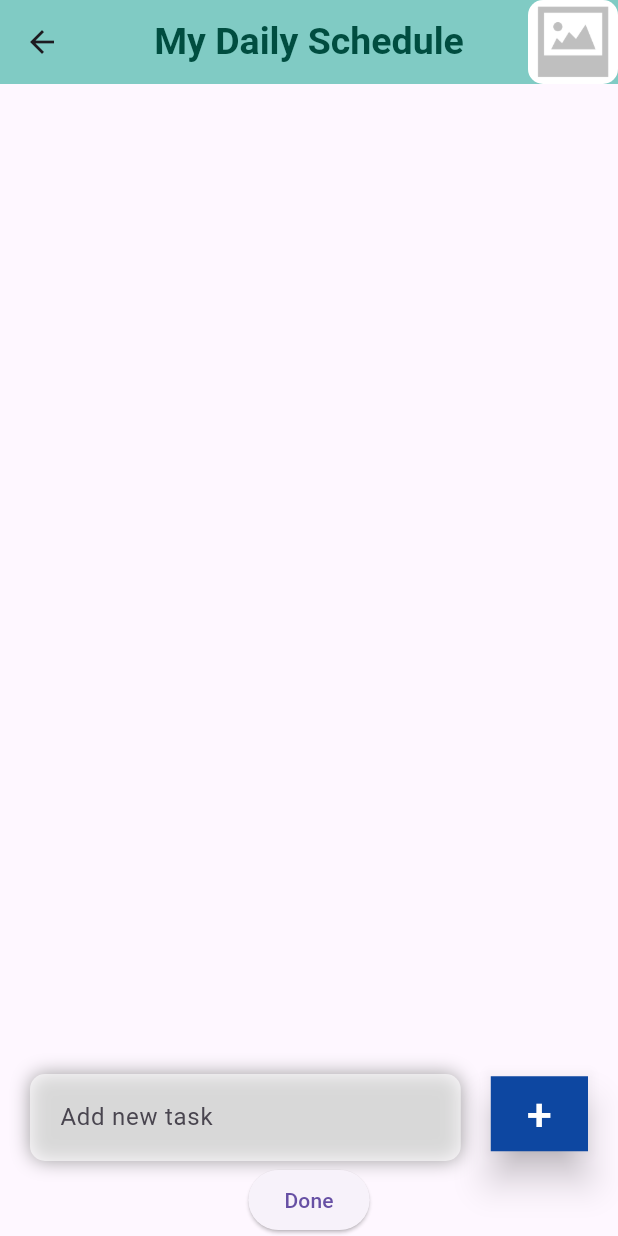
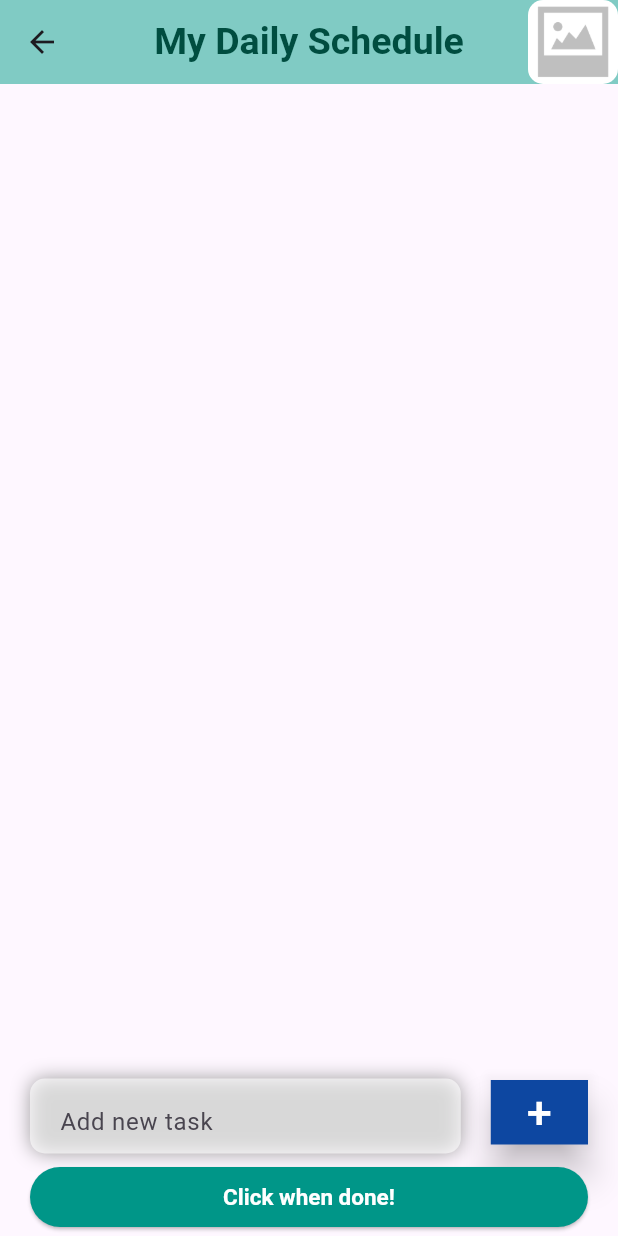
Before and after one commit to SukanyaDas2021/schedule_builder, a Flutter app: the HomeScreen screen opened by its route, on a phone screen of 412 x 824 dp. Run offline on Flutter 3.47's test engine with Material 3 defaults, Android fonts, the phone set to English and light mode, and no system bars; our stand-ins replace image_picker.

Commit message:
added widgets

```diff
--- a/lib/homescreen.dart
+++ b/lib/homescreen.dart
@@ -15,6 +15,7 @@ class _HomeScreenState extends State<HomeScreen> {
   String _appBarImagePath = '';
   List<Task> tasks = [];
   bool _addingTasks = true;
+  bool _checkboxClickable = false;
 
   final _taskController = TextEditingController();
 
@@ -23,7 +24,20 @@ class _HomeScreenState extends State<HomeScreen> {
   final TextEditingController _titleController = TextEditingController(text: "My Daily Schedule");
   int _highlightedTaskIndex = -1;
 
+  bool _showThumbsUp = false;
+  void _toggleThumbsUp() {
+    setState(() {
+      _showThumbsUp = !_showThumbsUp;
+    });
+    Future.delayed(Duration(seconds: 2), () {
+      setState(() {
+        _showThumbsUp = false;
+      });
+    });
+  }
+
   void onCheckboxChanged(int index, bool? newValue) {
+    if (!_checkboxClickable) return;
     setState(() {
       tasks[index].isDone = newValue ?? false;
       if (newValue ?? false) {
@@ -36,6 +50,7 @@ class _HomeScreenState extends State<HomeScreen> {
           tasks[index].isHighlighted = false;
         }
       }
+      if (_allTasksDone())  _toggleThumbsUp();
     });
   }
 
@@ -48,18 +63,17 @@ class _HomeScreenState extends State<HomeScreen> {
         _taskController.clear();
         if (_highlightedTaskIndex == -1) {
           _highlightedTaskIndex = 0;
-          tasks[0].isHighlighted = true;
         }
       });
     }
     else { print("Task text cannot be empty or blank."); }
   }
 
+  bool _allTasksDone() {
+    return tasks.isNotEmpty && tasks.every((task) => task.isDone);
+  }
+
   void _toggleAddingTasks() {
-    //setState(() {
-    //  _addingTasks = false; // Set to false when "Done" button is clicked
-    //});
-
     showDialog(
       context: context,
       builder: (BuildContext context) {
@@ -75,9 +89,10 @@ class _HomeScreenState extends State<HomeScreen> {
             ),
             TextButton(
               onPressed: () {
-                // Set _addingTasks to false to hide "Add new task" button
                 setState(() {
                   _addingTasks = false;
+                  _checkboxClickable = true;
+                  tasks[0].isHighlighted = true;
                 });
                 Navigator.pop(context); // Close the dialog
               },
@@ -124,7 +139,7 @@ class _HomeScreenState extends State<HomeScreen> {
       body: Stack(
           children: [
             Padding(
-              padding: const EdgeInsets.fromLTRB(2, 2, 2, 90),
+              padding: EdgeInsets.fromLTRB(2, 2, 2, _addingTasks ? 90 : 5),
               child: ListView.builder(
                 itemCount: tasks.length,
                 itemBuilder: (context, index) {
@@ -145,10 +160,10 @@ class _HomeScreenState extends State<HomeScreen> {
                 },
               ),
             ),
-            _addingTasks
-            ?
-              Container(
-                margin: EdgeInsets.only(bottom: 30),
+            Visibility(
+                visible: _addingTasks,
+                child: Container(
+                  margin: EdgeInsets.only(bottom: 35),
                   alignment: Alignment.bottomCenter,
                   child:
                   Row(
@@ -156,6 +171,7 @@ class _HomeScreenState extends State<HomeScreen> {
                       Expanded(
                         child: Container(
                           margin: EdgeInsets.fromLTRB(20, 5, 20, 20),
+                          height: 50,
                           padding: EdgeInsets.symmetric(
                               horizontal: 20, vertical: 5
                           ),
@@ -188,26 +204,97 @@ class _HomeScreenState extends State<HomeScreen> {
                           style: ElevatedButton.styleFrom(
                             backgroundColor: Colors.blue[900],
                             shape: RoundedRectangleBorder(borderRadius: BorderRadius.zero),
-                          minimumSize: Size(50, 50),
+                            minimumSize: Size(30, 30),
                             elevation: 10,
                           ),
                         ),
                       ),
                     ],
                   ),
-              )
-            : SizedBox(),
-            _addingTasks
+                ),
+              ),
+            Visibility(
+                visible: _addingTasks,
+                child: Align(
+                  alignment: Alignment.bottomCenter,
+                  child: Padding(
+                    padding: const EdgeInsets.fromLTRB(20,4,20,2),
+                    child: ElevatedButton(
+                      onPressed: _toggleAddingTasks,
+                      style: ElevatedButton.styleFrom(
+                        backgroundColor: Colors.teal, // Background color
+                        foregroundColor: Colors.white, // Text color
+                        minimumSize: Size(double.infinity, 40), // Stretch the button horizontally
+                        textStyle: TextStyle(fontSize: 15, fontWeight: FontWeight.bold), // Text style
+                      ),
+                      child: Text('Click when done!'),
+                    ),
+                  ),
+                ),
+              ),
+            Visibility(
+              visible: _showThumbsUp,
+              child: Center(
+                child: AnimatedOpacity(
+                  opacity: _showThumbsUp ? 1.0 : 0.0,
+                  duration: Duration(seconds: 1),
+                  child: Image.asset(
+                      'assets/thumbsup.png', // Replace 'thumbs_up_cartoon.png' with the actual file name of your image asset
+                      width: 200, // Adjust the width of the image as needed
+                      height: 200,
+                  ),
+                ),
+              ),
+            ),
+            _allTasksDone()
                 ?
               Align(
                 alignment: Alignment.bottomCenter,
-                child: ElevatedButton(
-                onPressed: _toggleAddingTasks,
-                child: Text('Done'),
+                child: Padding(
+                  padding: const EdgeInsets.fromLTRB(20, 2, 20, 2),
+                  child: Row(
+                    mainAxisAlignment: MainAxisAlignment.center,
+                    children: [
+                      ElevatedButton(
+                        onPressed: () {
+                          // Implement restart schedule logic
+                        },
+                        style: ElevatedButton.styleFrom(
+                          backgroundColor: Colors.lightBlue,
+                          // Background color
+                          foregroundColor:
+                          Colors.white,
+                          // Text color
+                          minimumSize: Size(140, 30),
+                          // Set the size of the button
+                          textStyle: TextStyle(
+                              fontSize: 15,
+                              fontWeight: FontWeight.bold), // Text style
+                        ),
+                        child: Text('Restart Schedule'),
+                      ),
+                      SizedBox(width: 15),
+                      ElevatedButton(
+                        onPressed: () {
+                          // Implement clear all tasks logic
+                        },
+                        style: ElevatedButton.styleFrom(
+                          backgroundColor: Colors.red, // Background color
+                          foregroundColor:
+                          Colors.white, // Text color
+                          minimumSize: Size(
+                              140, 30), // Set the size of the button
+                          textStyle: TextStyle(
+                              fontSize: 15,
+                              fontWeight: FontWeight.bold), // Text style
+                        ),
+                        child: Text('Clear All Tasks'),
+                      ),
+                    ],
+                  ),
                 ),
               )
-            : SizedBox(),
-          ]
+                  : SizedBox()          ]
       ),
     );
   }
--- a/pubspec.yaml
+++ b/pubspec.yaml
@@ -63,6 +63,7 @@ flutter:
   # To add assets to your application, add an assets section, like this:
   assets:
     - assets/blank_image.png
+    - assets/thumbsup.png
 
 
   # An image asset can refer to one or more resolution-specific "variants", see
```
Also changed, not shown: assets/thumbsup.png (added), pubspec.lock. Lines whose indentation alone changed are shown as unchanged.
